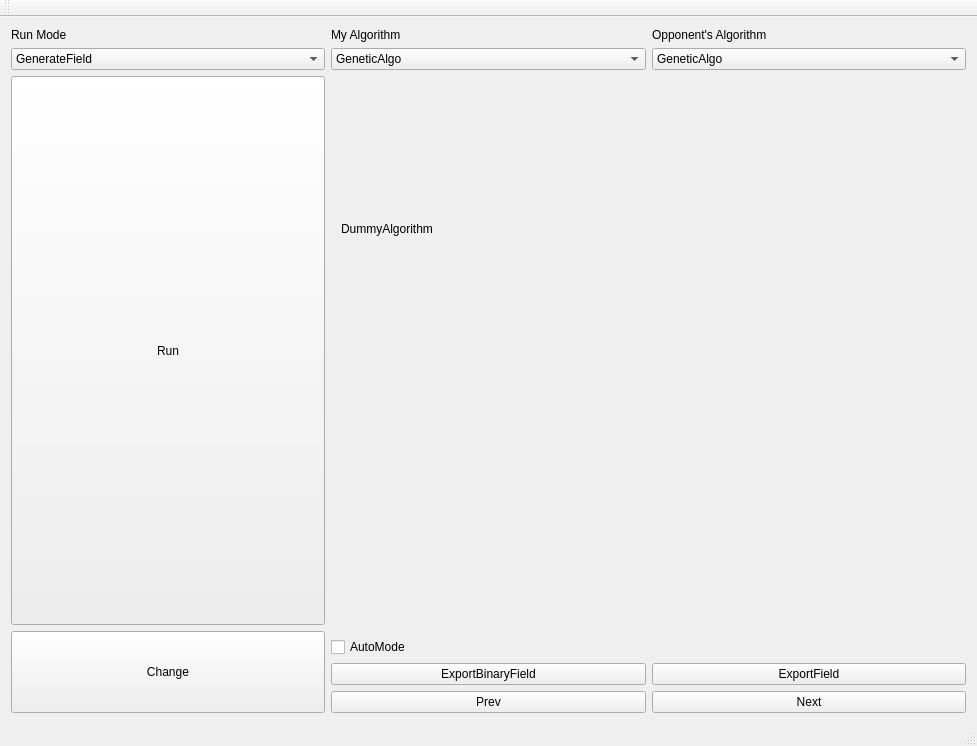
First picture: the form in Mejirodai/mejirodai.ui, repository tnct-spc/procon2018-comp, before the edit.
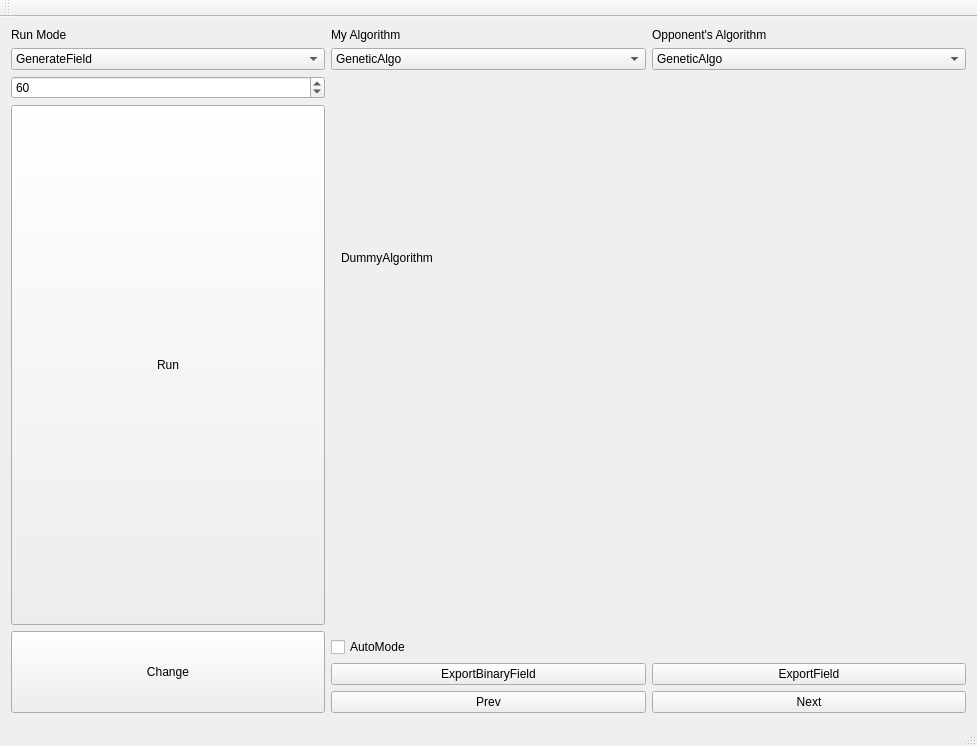
Second picture: the form after the edit.

```diff
--- a/Mejirodai/mejirodai.ui
+++ b/Mejirodai/mejirodai.ui
@@ -775,6 +775,19 @@
       </property>
      </widget>
     </item>
+    <item row="2" column="0">
+     <widget class="QSpinBox" name="finalTurn">
+      <property name="minimum">
+       <number>40</number>
+      </property>
+      <property name="maximum">
+       <number>80</number>
+      </property>
+      <property name="value">
+       <number>60</number>
+      </property>
+     </widget>
+    </item>
    </layout>
   </widget>
   <widget class="QMenuBar" name="menuBar">
```
Left out of the diff: 2 changed lines with no effect on the pictures.
